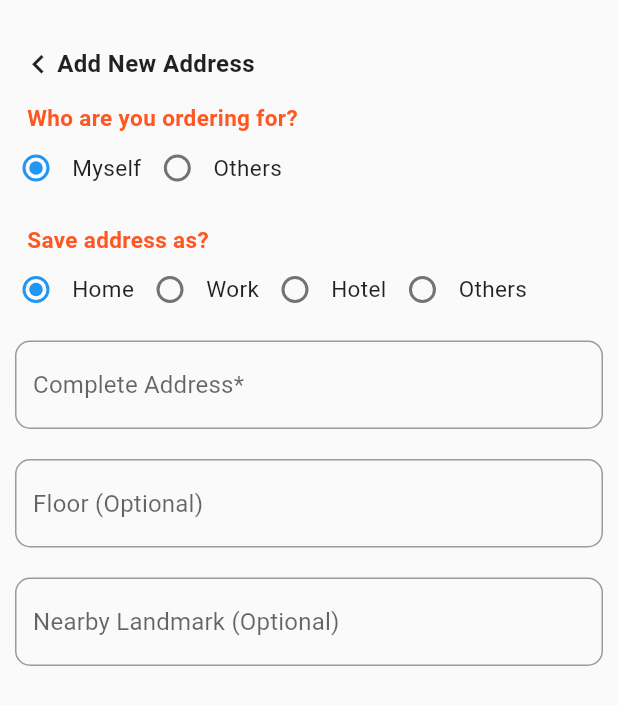
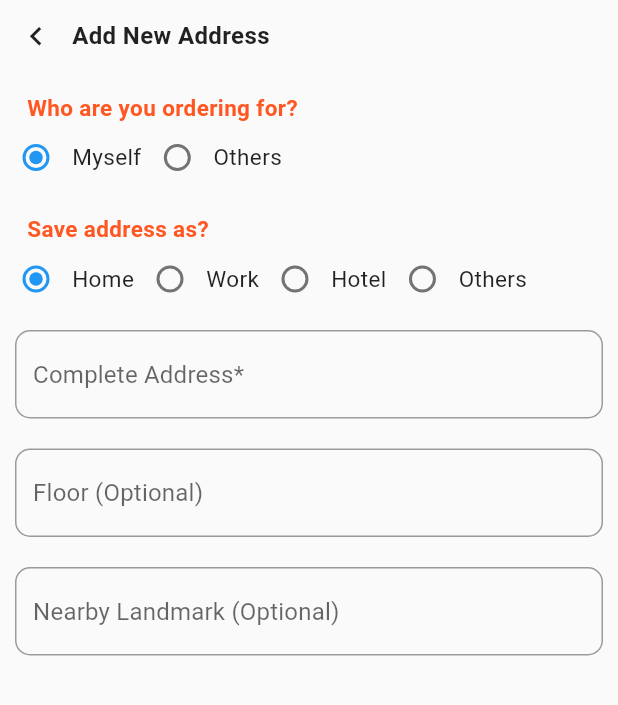
Before and after one commit to ChandraChaan/apna_chotu_app, a Flutter app: the screen it shows after launch, after a tap on "Add New Address", on a phone screen of 412 x 824 dp. Shown: the top 705 px of the screen. Run offline on Flutter 3.47's test engine with Material 2 defaults, Android fonts, the phone set to English and light mode, and no system bars; our stand-ins replace cached_network_image, connectivity, dio, dots_indicator, get, get_storage; missing offline and left inert: otp_timer_button.

Commit message:
added back button

```diff
--- a/lib/presentation/add_newaddress3.dart
+++ b/lib/presentation/add_newaddress3.dart
@@ -1,4 +1,5 @@
 import 'package:flutter/material.dart';
+import 'package:get/get.dart';
 
 class NewAddressScreen extends StatefulWidget {
   const NewAddressScreen({super.key});
@@ -19,20 +20,25 @@ class _NewAddressScreenState extends State<NewAddressScreen> {
         mainAxisAlignment: MainAxisAlignment.start,
         crossAxisAlignment: CrossAxisAlignment.start,
         children: [
-           Padding(
-            padding: EdgeInsets.only(left: 13, top: 30),
-            child: Row(
-              children: [
-                Icon(
+          Row(
+            children: [
+              IconButton(
+                icon: const Icon(
                   Icons.chevron_left,
                   size: 25,
                 ),
-                Text(
-                  'Add New Address',
-                  style: TextStyle(fontSize: 16, fontWeight: FontWeight.bold),
-                ),
-              ],
-            ),
+                padding: const EdgeInsets.all(0),
+                splashRadius: 0.2,
+                onPressed: () {
+                  //back screen
+                  Get.back();
+                },
+              ),
+              const Text(
+                'Add New Address',
+                style: TextStyle(fontSize: 16, fontWeight: FontWeight.bold),
+              ),
+            ],
           ),
           const Padding(
             padding: EdgeInsets.only(left: 18, top: 15),
--- a/lib/presentation/select_location2.dart
+++ b/lib/presentation/select_location2.dart
@@ -16,7 +16,7 @@ class _CurrentLocationState extends State<CurrentLocation> {
       body: SafeArea(
         child: Column(
           children: [
-             SizedBox(
+            const SizedBox(
               height: 40,
               child: Row(
                 children: [
@@ -52,11 +52,12 @@ class _CurrentLocationState extends State<CurrentLocation> {
                   contentPadding: const EdgeInsets.symmetric(horizontal: 16.0),
                 ),
               ),
-            ),const Divider(thickness: 1),
-                  ListTile(
+            ),
+            const Divider(thickness: 1),
+            ListTile(
               minLeadingWidth: 0,
-                    onTap: (){},
-                    leading: const Icon(
+              onTap: () {},
+              leading: const Icon(
                 Icons.near_me,
                 color: Colors.deepOrange,
               ),
@@ -66,7 +67,7 @@ class _CurrentLocationState extends State<CurrentLocation> {
               ),
               subtitle: const Text('Rahimpur, Dattatreya Nagar, Hyderabad'),
             ),
-             const Divider(thickness: 1),
+            const Divider(thickness: 1),
             ListTile(
               minLeadingWidth: 0,
               onTap: () {
@@ -82,7 +83,7 @@ class _CurrentLocationState extends State<CurrentLocation> {
               ),
             ),
             const Divider(thickness: 1),
-             Column(
+            const Column(
               crossAxisAlignment: CrossAxisAlignment.start,
               children: [
                 Padding(
@@ -107,7 +108,7 @@ class _CurrentLocationState extends State<CurrentLocation> {
               ],
             ),
             const Divider(thickness: 1),
-             Column(
+            const Column(
               crossAxisAlignment: CrossAxisAlignment.start,
               children: [
                 Padding(
```
